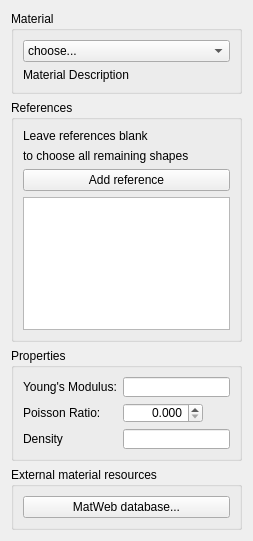
Old version of the form src/Mod/Fem/TaskPanelMechanicalMaterial.ui in the repository makkemal/FreeCAD.
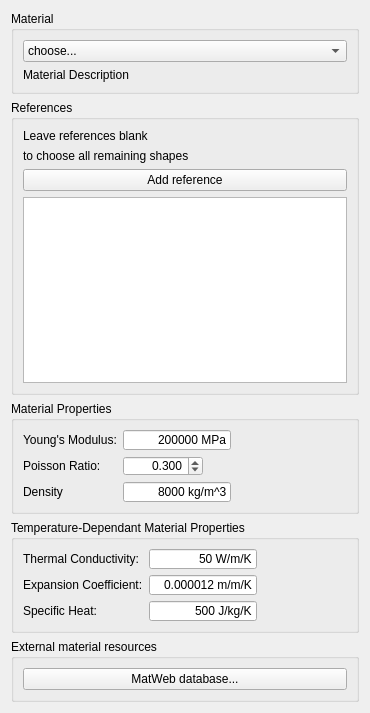
New version of the form. Custom widgets are drawn as their Qt base class.

Commit message: FEM: Thermo mechanical analysis material and unit updates

Patch:
```diff
--- a/src/Mod/Fem/TaskPanelMechanicalMaterial.ui
+++ b/src/Mod/Fem/TaskPanelMechanicalMaterial.ui
@@ -6,8 +6,8 @@
    <rect>
     <x>0</x>
     <y>0</y>
-    <width>253</width>
-    <height>541</height>
+    <width>370</width>
+    <height>713</height>
    </rect>
   </property>
   <property name="windowTitle">
@@ -93,7 +93,7 @@
       </size>
      </property>
      <property name="title">
-      <string>Properties</string>
+      <string>Material Properties</string>
      </property>
      <layout class="QVBoxLayout" name="verticalLayout_7">
       <item>
@@ -122,6 +122,9 @@
             <height>20</height>
            </size>
           </property>
+          <property name="text">
+           <string>200000 MPa</string>
+          </property>
           <property name="alignment">
            <set>Qt::AlignRight|Qt::AlignTrailing|Qt::AlignVCenter</set>
           </property>
@@ -176,7 +179,7 @@
            <double>0.100000000000000</double>
           </property>
           <property name="value">
-           <double>0.000000000000000</double>
+           <double>0.300000000000000</double>
           </property>
          </widget>
         </item>
@@ -202,7 +205,7 @@
            </size>
           </property>
           <property name="text">
-           <string/>
+           <string>8000 kg/m^3</string>
           </property>
           <property name="alignment">
            <set>Qt::AlignRight|Qt::AlignTrailing|Qt::AlignVCenter</set>
@@ -214,7 +217,161 @@
            <double>2000000000.000000000000000</double>
           </property>
           <property name="unit" stdset="0">
-           <string notr="true">kg/mm^3</string>
+           <string notr="true">kg/m^3</string>
+          </property>
+          <property name="decimals" stdset="0">
+           <number>3</number>
+          </property>
+          <property name="value" stdset="0">
+           <double>0.000000000000000</double>
+          </property>
+         </widget>
+        </item>
+       </layout>
+      </item>
+     </layout>
+    </widget>
+   </item>
+   <item>
+    <widget class="QGroupBox" name="GroupQuantities_5">
+     <property name="maximumSize">
+      <size>
+       <width>16777215</width>
+       <height>1677215</height>
+      </size>
+     </property>
+     <property name="title">
+      <string>Temperature-Dependant Material Properties</string>
+     </property>
+     <layout class="QVBoxLayout" name="verticalLayout_8">
+      <item>
+       <layout class="QFormLayout" name="formLayout_3">
+        <property name="fieldGrowthPolicy">
+         <enum>QFormLayout::AllNonFixedFieldsGrow</enum>
+        </property>
+        <item row="0" column="0">
+         <widget class="QLabel" name="label_12">
+          <property name="text">
+           <string>Thermal Conductivity:</string>
+          </property>
+         </widget>
+        </item>
+        <item row="1" column="0">
+         <widget class="QLabel" name="label_13">
+          <property name="text">
+           <string>Expansion Coefficient:</string>
+          </property>
+         </widget>
+        </item>
+        <item row="1" column="1">
+         <widget class="Gui::InputField" name="input_fd_expansion_coefficient">
+          <property name="sizePolicy">
+           <sizepolicy hsizetype="Fixed" vsizetype="Fixed">
+            <horstretch>0</horstretch>
+            <verstretch>0</verstretch>
+           </sizepolicy>
+          </property>
+          <property name="minimumSize">
+           <size>
+            <width>80</width>
+            <height>20</height>
+           </size>
+          </property>
+          <property name="text">
+           <string>0.000012 m/m/K</string>
+          </property>
+          <property name="alignment">
+           <set>Qt::AlignRight|Qt::AlignTrailing|Qt::AlignVCenter</set>
+          </property>
+          <property name="singleStep" stdset="0">
+           <double>2.000000000000000</double>
+          </property>
+          <property name="maximum" stdset="0">
+           <double>2000000000.000000000000000</double>
+          </property>
+          <property name="unit" stdset="0">
+           <string notr="true">m/m/K</string>
+          </property>
+          <property name="decimals" stdset="0">
+           <number>3</number>
+          </property>
+          <property name="value" stdset="0">
+           <double>0.000000000000000</double>
+          </property>
+         </widget>
+        </item>
+        <item row="2" column="0">
+         <widget class="QLabel" name="label_14">
+          <property name="text">
+           <string>Specific Heat:</string>
+          </property>
+         </widget>
+        </item>
+        <item row="2" column="1">
+         <widget class="Gui::InputField" name="input_fd_specific_heat">
+          <property name="sizePolicy">
+           <sizepolicy hsizetype="Fixed" vsizetype="Fixed">
+            <horstretch>0</horstretch>
+            <verstretch>0</verstretch>
+           </sizepolicy>
+          </property>
+          <property name="minimumSize">
+           <size>
+            <width>80</width>
+            <height>20</height>
+           </size>
+          </property>
+          <property name="text">
+           <string>500 J/kg/K</string>
+          </property>
+          <property name="alignment">
+           <set>Qt::AlignRight|Qt::AlignTrailing|Qt::AlignVCenter</set>
+          </property>
+          <property name="singleStep" stdset="0">
+           <double>2.000000000000000</double>
+          </property>
+          <property name="maximum" stdset="0">
+           <double>2000000000.000000000000000</double>
+          </property>
+          <property name="unit" stdset="0">
+           <string notr="true">J/kg/K</string>
+          </property>
+          <property name="decimals" stdset="0">
+           <number>3</number>
+          </property>
+          <property name="value" stdset="0">
+           <double>0.000000000000000</double>
+          </property>
+         </widget>
+        </item>
+        <item row="0" column="1">
+         <widget class="Gui::InputField" name="input_fd_thermal_conductivity">
+          <property name="sizePolicy">
+           <sizepolicy hsizetype="Fixed" vsizetype="Fixed">
+            <horstretch>0</horstretch>
+            <verstretch>0</verstretch>
+           </sizepolicy>
+          </property>
+          <property name="minimumSize">
+           <size>
+            <width>80</width>
+            <height>20</height>
+           </size>
+          </property>
+          <property name="text">
+           <string>50 W/m/K</string>
+          </property>
+          <property name="alignment">
+           <set>Qt::AlignRight|Qt::AlignTrailing|Qt::AlignVCenter</set>
+          </property>
+          <property name="singleStep" stdset="0">
+           <double>2.000000000000000</double>
+          </property>
+          <property name="maximum" stdset="0">
+           <double>2000000000.000000000000000</double>
+          </property>
+          <property name="unit" stdset="0">
+           <string notr="true">W/m/K</string>
           </property>
           <property name="decimals" stdset="0">
            <number>3</number>
```
Left out of the diff: 4 changed lines with no effect on the pictures. The commit also changes 9 other files.
